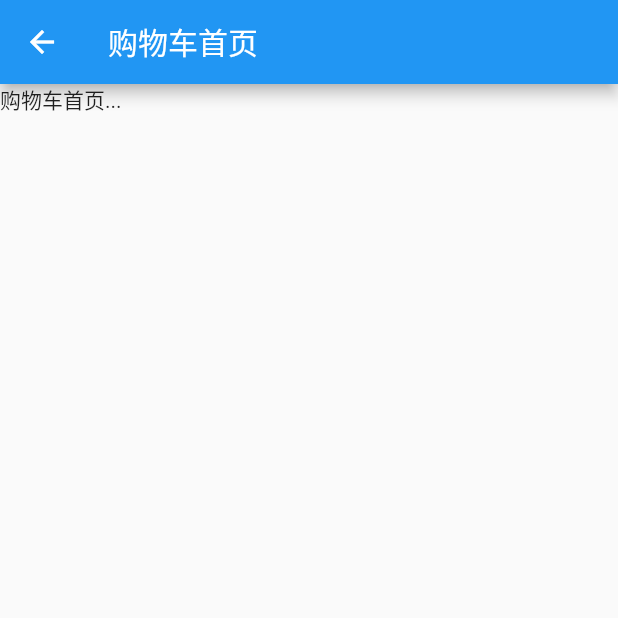
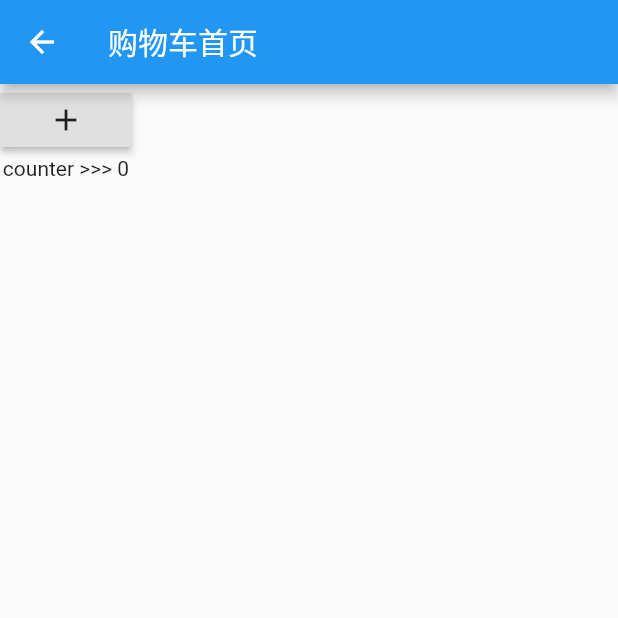
Before and after one commit to UniKylin/xflutter, a Flutter app: the screen it shows after launch, after a tap on "购物车案例", on a phone screen of 412 x 824 dp, the top half of it. Run offline on Flutter 3.47's test engine with Material 2 defaults, Android fonts, the phone set to English and light mode, and no system bars.

Commit message:
provider case

```diff
--- a/lib/main.dart
+++ b/lib/main.dart
@@ -1,5 +1,7 @@
 import 'package:flutter/material.dart';
+import 'package:provider/provider.dart';
 import 'package:xflutter/pages/home_page.dart';
+import 'package:xflutter/provider/cart.dart';
 
 void main() {
   runApp(MyApp());
@@ -8,13 +10,18 @@ void main() {
 class MyApp extends StatelessWidget {
   @override
   Widget build(BuildContext context) {
-    return MaterialApp(
-      title: 'Flutter Demo',
-      theme: ThemeData(
-        primarySwatch: Colors.blue,
-        visualDensity: VisualDensity.adaptivePlatformDensity,
+    return MultiProvider(
+      providers: [
+        ChangeNotifierProvider(create: (_) => Counter()),
+      ],
+      child: MaterialApp(
+        title: 'Flutter Demo',
+        theme: ThemeData(
+          primarySwatch: Colors.blue,
+          visualDensity: VisualDensity.adaptivePlatformDensity,
+        ),
+        home: HomePage(),
       ),
-      home: HomePage(),
     );
   }
 }
--- a/lib/pages/cart/cart_index_page.dart
+++ b/lib/pages/cart/cart_index_page.dart
@@ -1,4 +1,6 @@
 import 'package:flutter/material.dart';
+import 'package:provider/provider.dart';
+import 'package:xflutter/provider/cart.dart';
 
 class CartIndexPage extends StatefulWidget {
   CartIndexPage({Key key}) : super(key: key);
@@ -10,11 +12,22 @@ class CartIndexPage extends StatefulWidget {
 class _CartIndexPageState extends State<CartIndexPage> {
   @override
   Widget build(BuildContext context) {
+    final counter = Provider.of<Counter>(context);
     return Scaffold(
       appBar: AppBar(
         title: Text('购物车首页'),
       ),
-      body: Text('购物车首页...'),
+      body: Column(
+        children: [
+          RaisedButton(
+            onPressed: () {
+              counter.increment();
+            },
+            child: Icon(Icons.add),
+          ),
+          Text("counter >>> ${counter.count}"),
+        ],
+      ),
     );
   }
 }
--- a/lib/pages/home_page.dart
+++ b/lib/pages/home_page.dart
@@ -1,5 +1,7 @@
 import 'package:flutter/material.dart';
+import 'package:provider/provider.dart';
 import 'package:xflutter/pages/cart/cart_index_page.dart';
+import 'package:xflutter/provider/cart.dart';
 
 class HomePage extends StatefulWidget {
   HomePage({Key key}) : super(key: key);
@@ -11,6 +13,8 @@ class HomePage extends StatefulWidget {
 class _HomePageState extends State<HomePage> {
   @override
   Widget build(BuildContext context) {
+    final counter = Provider.of<Counter>(context);
+
     return Scaffold(
       appBar: AppBar(
         title: Text(
@@ -37,7 +41,8 @@ class _HomePageState extends State<HomePage> {
             child: Center(
               child: Text('购物车案例'),
             ),
-          )
+          ),
+          Text("counter >>> ${counter.count}"),
         ],
       ),
     );
--- /dev/null
+++ b/lib/provider/cart.dart
@@ -0,0 +1,12 @@
+import 'package:flutter/material.dart';
+
+class Counter with ChangeNotifier {
+  int _count = 0;
+
+  int get count => _count;
+
+  void increment() {
+    _count++;
+    notifyListeners();
+  }
+}
--- a/pubspec.yaml
+++ b/pubspec.yaml
@@ -23,6 +23,8 @@ environment:
 dependencies:
   flutter:
     sdk: flutter
+
+  provider: ^3.0.0+1
 
 
   # The following adds the Cupertino Icons font to your application.
```
Also changed, not shown: pubspec.lock.
